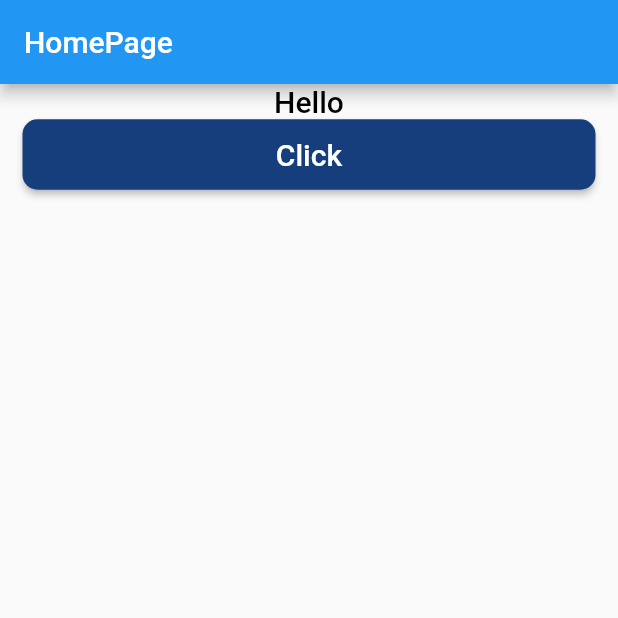
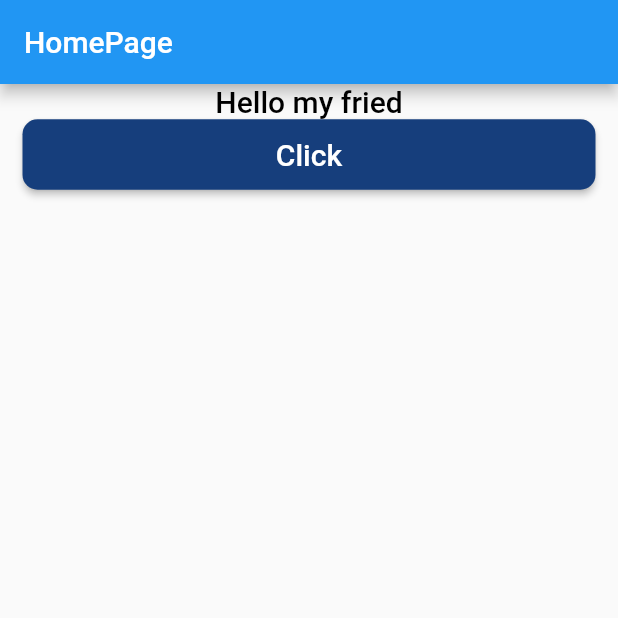
Before and after one commit to JAY-THAKKAR8/MedQuiz, a Flutter app: the screen it shows after launch, on a phone screen of 412 x 824 dp, the top half of it. Run offline on Flutter 3.47's test engine with Material 2 defaults, Android fonts, the phone set to English and light mode, and no system bars.

Commit message:
change : text in main

```diff
--- a/medQuiz/lib/main.dart
+++ b/medQuiz/lib/main.dart
@@ -38,7 +38,7 @@
       body: Center(
         child: Column(
           children: [
-            const Text("Hello", style: AppTextStyles.headingTextStyle),
+            const Text("Hello my fried", style: AppTextStyles.headingTextStyle),
             CommonButtonWidget(
                 buttonText: "Click",
                 onTap: () {},
```
